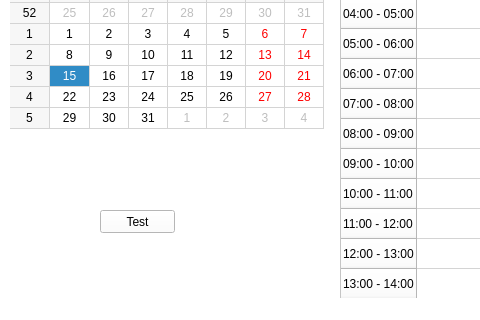
The window that CalendarToDoList/mainwindow.ui (DarthReca/calendar-to-do-list) describes before a commit, drawn with Qt 5; both pictures show x 0 to 480 and y 189 to 509 of the 1156 by 509 pixel window.
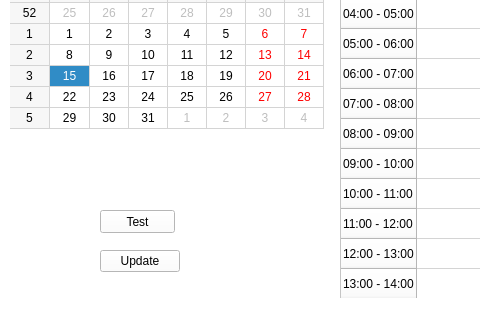
The same window after the commit.

```diff
--- a/CalendarToDoList/mainwindow.ui
+++ b/CalendarToDoList/mainwindow.ui
@@ -299,6 +299,19 @@
      <string>Test</string>
     </property>
    </widget>
+   <widget class="QPushButton" name="updateButton">
+    <property name="geometry">
+     <rect>
+      <x>100</x>
+      <y>420</y>
+      <width>80</width>
+      <height>22</height>
+     </rect>
+    </property>
+    <property name="text">
+     <string>Update</string>
+    </property>
+   </widget>
   </widget>
   <widget class="QMenuBar" name="menubar">
    <property name="geometry">
```
